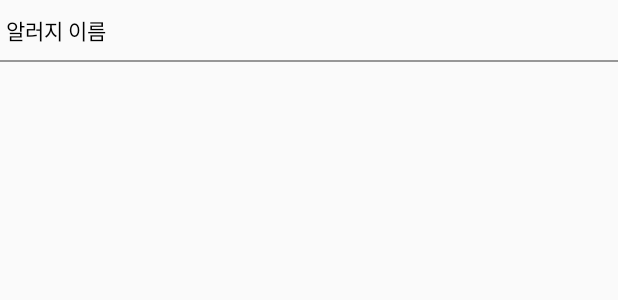
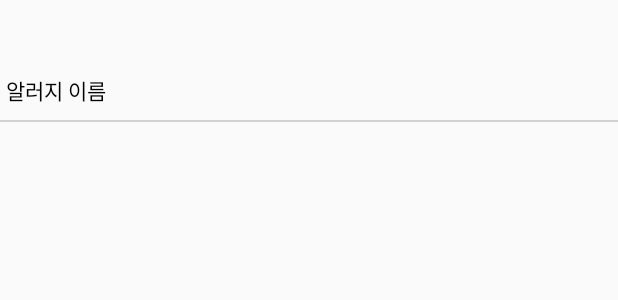
Before and after one commit to gotohel/lifeguard, an Android app: the layout item_allergen_list.xml on its own in the app's theme, with its tools: preview values and no code run, on a phone screen of 412 x 824 dp. Shown: the top 300 px of the screen. Run offline under Robolectric (Android 15) with nearby library versions, the phone set to English and light mode, and no system bars.

Commit message:
알러지 목록 액티비티 수정

```diff
--- a/app/src/main/res/layout/activity_allergen_list.xml
+++ b/app/src/main/res/layout/activity_allergen_list.xml
@@ -114,7 +114,6 @@
                         android:id="@+id/list_allergen"
                         android:layout_width="match_parent"
                         android:layout_height="match_parent"
-                        android:layout_marginTop="40dp"
                         android:layout_marginHorizontal="27dp"
                         app:layoutManager="android.support.v7.widget.LinearLayoutManager"/>
 
--- a/app/src/main/res/layout/item_allergen_list.xml
+++ b/app/src/main/res/layout/item_allergen_list.xml
@@ -4,6 +4,11 @@
               android:orientation="vertical"
               android:layout_width="match_parent"
               android:layout_height="wrap_content">
+
+    <View
+            android:id="@+id/view_margin_top"
+            android:layout_width="match_parent"
+            android:layout_height="40dp"/>
 
     <TextView
             android:id="@+id/text_allergen_name"
@@ -15,8 +20,14 @@
             android:foreground="?selectableItemBackground"/>
 
     <View
+            android:id="@+id/view_divider"
             android:layout_width="match_parent"
             android:layout_height="1dp"
-            android:background="#979797"/>
+            android:background="#66979797"/>
+
+    <View
+            android:id="@+id/view_margin_bottom"
+            android:layout_width="match_parent"
+            android:layout_height="70dp"/>
 
 </LinearLayout>
```
Also changed, not shown: app/src/main/java/team/gotohel/lifeguard/ui/AllergenListAdapter.kt (+14 -1 lines).
